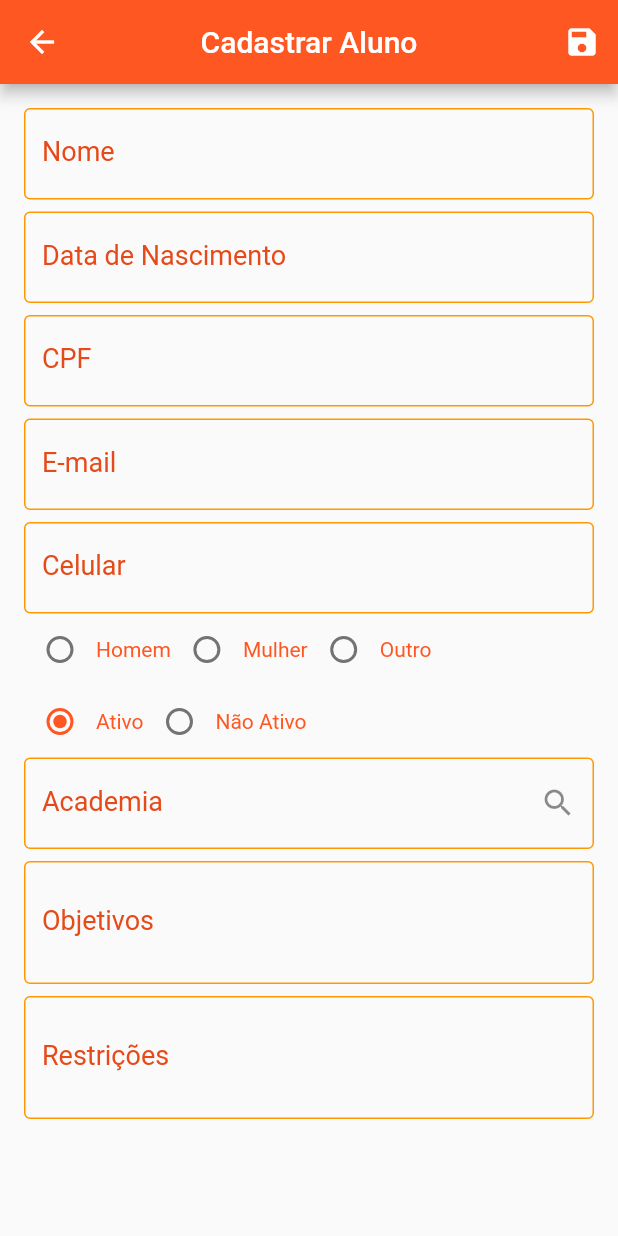
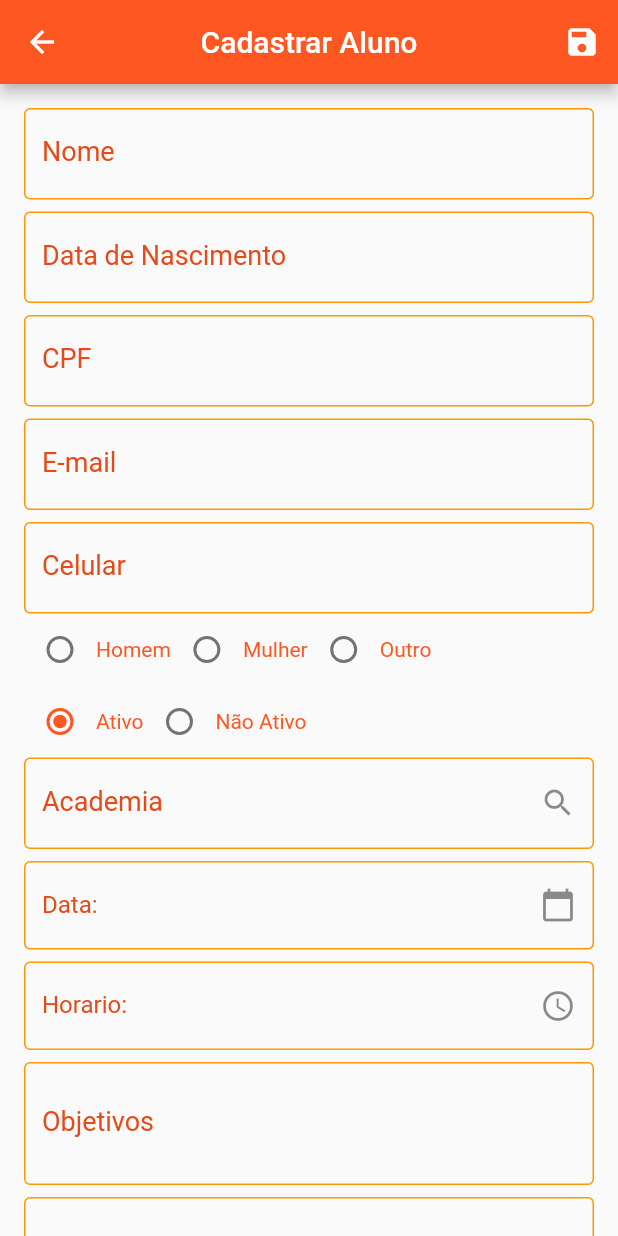
Before and after one commit to prvilela/PersonalTrainerApp, a Flutter app: the StudentScreen screen opened directly, on a phone screen of 412 x 824 dp. Run offline on Flutter 3.47's test engine with Material 2 defaults, Android fonts, the phone set to English and light mode, and no system bars; our stand-ins replace bloc, brasil_fields, cloud_firestore, equatable, firebase_auth, flushbar and 7 more; missing offline and left inert: bloc_pattern, dart:ffi, flutter_facebook_login, simple_gesture_detector; accounts and stored records are empty.

Commit message:
cadastro aluno atualizado

```diff
--- a/lib/Widget/student_tile.dart
+++ b/lib/Widget/student_tile.dart
@@ -46,6 +46,12 @@ class StudentTile extends StatelessWidget {
                     _buildRow("Academia: ", student.data["gym"]),
                     SizedBox(height: 4,),
                     _buildRow("Status: ", student.data["status"]),
+                    SizedBox(height: 4,),
+                    _buildRow("Plano: ", student.data["plano"]),
+                    SizedBox(height: 4,),
+                    _buildRow("Data: ", student.data["data"]),
+                    SizedBox(height: 4,),
+                    _buildRow("Hora: ", student.data["hora"]),
 
                     Container(
                       child: FlatButton(
--- a/lib/blocs/student_bloc.dart
+++ b/lib/blocs/student_bloc.dart
@@ -33,7 +33,10 @@ class StudentBloc extends BlocBase{
         "restrictions":null,
         "status":null,
         "id":null,
-        "gym":null
+        "gym":null,
+        "plano":null,
+        "data":null,
+        "hora":null,
       };
       _createdController.add(false);
     }
@@ -73,6 +76,15 @@ class StudentBloc extends BlocBase{
   void saveGym(String text){
     unsavedData["gym"] = text;
   }
+  void savePlano(String text){
+    unsavedData["plano"] = text;
+  }
+  void saveData(String text){
+    unsavedData["data"] = text;
+  }
+  void saveHora(String text){
+    unsavedData["hora"] = text;
+  }
 
   Future<bool> saveStudent() async{
     _loadingController.add(true);
--- a/lib/screens/student_screen.dart
+++ b/lib/screens/student_screen.dart
@@ -9,6 +9,7 @@ import 'package:personal_trainer/tabs/gym_tab.dart';
 import 'package:personal_trainer/tabs/student_tab.dart';
 import 'package:personal_trainer/validators/student_validators.dart';
 import 'package:rflutter_alert/rflutter_alert.dart';
+import 'package:personal_trainer/time.dart';
 
 class StudentScreen extends StatefulWidget{
   final DocumentSnapshot student;
@@ -27,12 +28,16 @@ class StudentScreenState extends State<StudentScreen> with StudentValidator{
 
   int campoGenero;
   int campoStatus = 0;
+  TimeState t1 = new TimeState();
   TextEditingController name = new TextEditingController();
   TextEditingController birthday = new TextEditingController();
   TextEditingController cpf = new TextEditingController();
   TextEditingController objetivos = new TextEditingController();
   TextEditingController restrictions = new TextEditingController();
   TextEditingController academia = new TextEditingController();
+  TextEditingController plano = new TextEditingController();
+  TextEditingController data = new TextEditingController();
+  TextEditingController hora = new TextEditingController();
   var retorno;
 
   StudentScreenState(DocumentSnapshot student):
@@ -135,7 +140,7 @@ class StudentScreenState extends State<StudentScreen> with StudentValidator{
                     style: _fieldStale,
                     initialValue: snapshot.data["name"],
                     decoration: _buildDecoratiom("Nome"),
-                    //controller: name,
+                    controller: name,
                     onSaved: _studentBloc.saveName,
                     validator: validateName,
                   ),
@@ -144,7 +149,7 @@ class StudentScreenState extends State<StudentScreen> with StudentValidator{
                     style: _fieldStale,
                     initialValue: snapshot.data["birthday"],
                     decoration: _buildDecoratiom("Data de Nascimento"),
-                    //controller: birthday,
+                    controller: birthday,
                     keyboardType: TextInputType.numberWithOptions(),
                     inputFormatters: [
                       WhitelistingTextInputFormatter.digitsOnly,
@@ -163,7 +168,7 @@ class StudentScreenState extends State<StudentScreen> with StudentValidator{
                       CpfInputFormatter(),
                     ],
                     decoration: _buildDecoratiom("CPF"),
-                    //controller: cpf,
+                    controller: cpf,
                     onSaved: _studentBloc.saveCpf,
                     validator: validateCpf,
                   ),
@@ -238,16 +243,43 @@ class StudentScreenState extends State<StudentScreen> with StudentValidator{
                     ]
                   ),
 
-
                   TextFormField(
                     style: _fieldStale,
                     initialValue: snapshot.data["gym"],
                     decoration: _buildDecorationGym("Academia"),
                     onSaved: _studentBloc.saveGym,
                     controller: academia,
-
                   ),
                   SizedBox(height: 8.0),
+
+                  TextFormField(
+                    initialValue: snapshot.data["data"],
+                    onSaved: _studentBloc.saveData,
+                    controller: data,
+                    decoration: _buildDecorationDate("Data:"),
+                    keyboardType: TextInputType.numberWithOptions(),
+                    inputFormatters: [
+                      WhitelistingTextInputFormatter.digitsOnly,
+                      DataInputFormatter(),
+                    ],
+                    //validator: validateDate,
+                  ),
+                  SizedBox(height: 8.0),
+
+                  TextFormField(
+                    initialValue: snapshot.data["hora"],
+                    onSaved: _studentBloc.saveHora,
+                    controller: hora,
+                    decoration: _buildDecorationTime("Horario:"),
+                    keyboardType: TextInputType.numberWithOptions(),
+                    inputFormatters: [
+                      WhitelistingTextInputFormatter.digitsOnly,
+                      LengthLimitingTextInputFormatter(4)
+                    ],
+                    //validator: validateHour,
+                    ),
+                    SizedBox(height: 8.0),
+
                   TextFormField(
                     style: _fieldStale,
                     initialValue: snapshot.data["goal"],
@@ -257,14 +289,25 @@ class StudentScreenState extends State<StudentScreen> with StudentValidator{
                     onSaved: _studentBloc.saveGoal,
                   ),
                   SizedBox(height: 8.0),
+
                   TextFormField(
                     style: _fieldStale,
                     initialValue: snapshot.data["restrictions"],
                     decoration: _buildDecoratiom("Restrições"),
-                    //controller: restrictions,
+                    controller: restrictions,
                     maxLines: 2,
                     onSaved: _studentBloc.saveRestrictions,
                   ),
+                  SizedBox(height: 8.0),
+
+                  TextFormField(
+                    style: _fieldStale,
+                    initialValue: snapshot.data["plano"],
+                    decoration: _buildDecorationGym("Plano"),
+                    onSaved: _studentBloc.savePlano,
+                    controller: plano,
+                  ),
+                  SizedBox(height: 8.0),
 
                   FutureBuilder(
                     future: FirebaseAuth.instance.currentUser(),
@@ -361,6 +404,45 @@ class StudentScreenState extends State<StudentScreen> with StudentValidator{
     }
   }
 
+      InputDecoration _buildDecorationDate(String label) {
+      return InputDecoration(
+        labelText: label,
+        suffixIcon: IconButton(
+          icon: Icon(Icons.calendar_today),
+          onPressed: () async =>
+          data.text = await t1.selectDate(context) as String,
+
+        ),
+        labelStyle: TextStyle(color: Colors.deepOrange[700]),
+        enabledBorder: OutlineInputBorder(
+          borderSide: BorderSide(color: Colors.orange, width: 1.0),
+        ),
+        focusedBorder: OutlineInputBorder(
+          borderSide: BorderSide(color: Colors.orange, width: 1.0),
+        ),
+      );
+    }
+
+    InputDecoration _buildDecorationTime(String label){
+            return InputDecoration(
+              labelText: label,
+              counterText: null,
+              suffixIcon: IconButton(
+                icon: Icon(Icons.access_time),
+                onPressed: () async =>
+                hora.text = await t1.selectTime(context) as String,
+
+        ),
+        labelStyle: TextStyle(color: Colors.deepOrange[700]),
+        enabledBorder: OutlineInputBorder(
+          borderSide: BorderSide(color: Colors.orange, width: 1.0),
+        ),
+        focusedBorder: OutlineInputBorder(
+          borderSide: BorderSide(color: Colors.orange, width: 1.0),
+        ),
+      );
+    }
+
 
   listarAcademias(BuildContext context) async{
       FirebaseUser user = await FirebaseAuth.instance.currentUser();
```
Also changed, not shown: lib/calendar/calendar_main.dart (+0 -26 lines).
